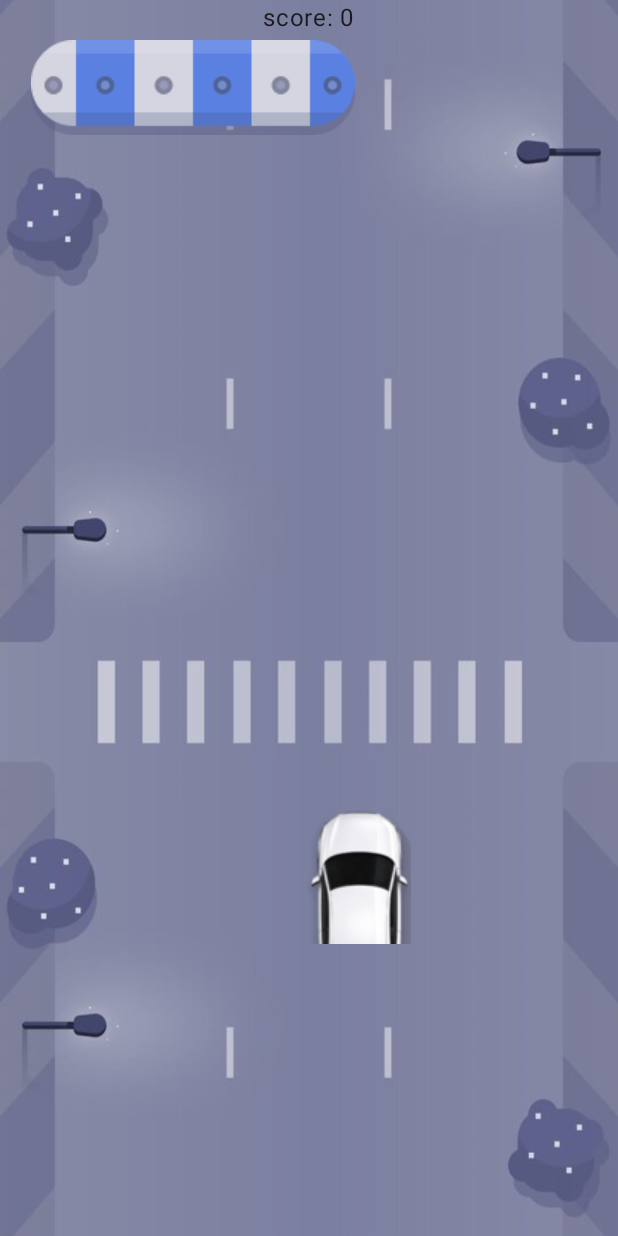
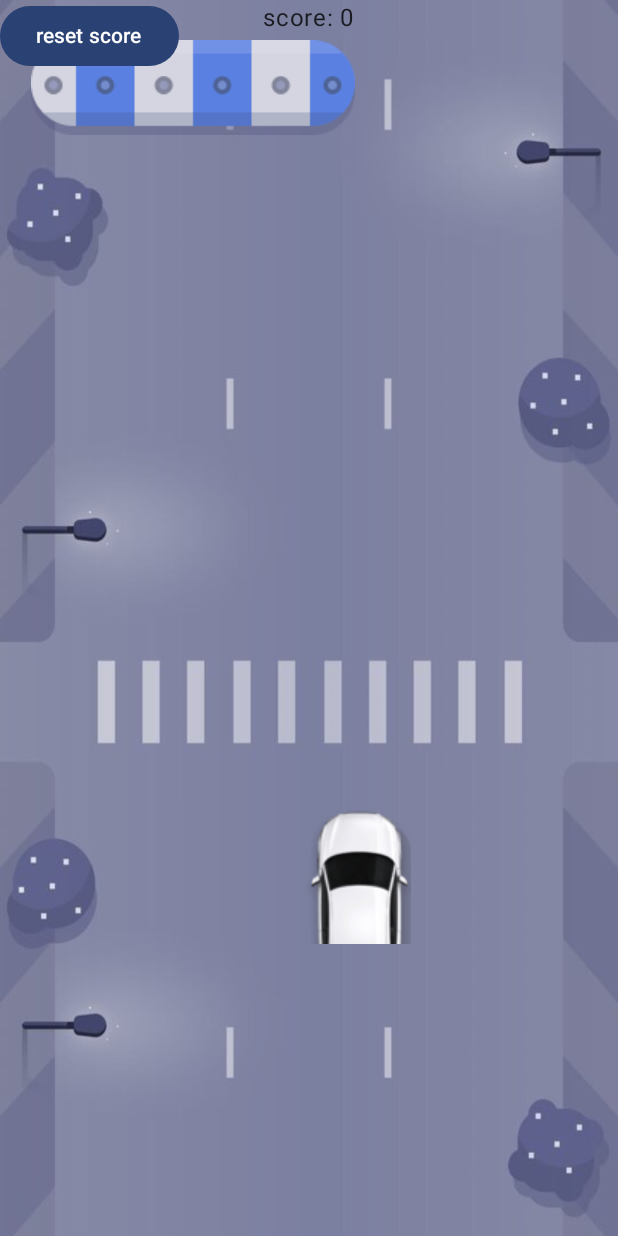
Before and after one commit to behnawwm/RacingCar-compose, an Android app built with Jetpack Compose: the screen it shows after launch (MainActivity), on a phone screen of 412 x 824 dp. Run offline under Robolectric (Android 15) with nearby library versions, the phone set to English and light mode, and no system bars.

Commit message:
add reset button

```diff
--- a/app/src/main/java/com/example/racingcar/MainActivity.kt
+++ b/app/src/main/java/com/example/racingcar/MainActivity.kt
@@ -44,7 +44,10 @@ class MainActivity : ComponentActivity() {
                     modifier = Modifier.fillMaxSize(),
                     color = MaterialTheme.colorScheme.background
                 ) {
-                    RacingCar(modifier = Modifier.fillMaxSize())
+                    RacingCar(
+                        isDevMode = true,
+                        modifier = Modifier.fillMaxSize()
+                    )
                 }
             }
         }
--- a/app/src/main/java/com/example/racingcar/RacingCar.kt
+++ b/app/src/main/java/com/example/racingcar/RacingCar.kt
@@ -33,7 +33,7 @@ import com.example.racingcar.state.CarState
 import kotlin.math.abs
 
 @Composable
-fun RacingCar(modifier: Modifier = Modifier) {
+fun RacingCar(isDevMode: Boolean, modifier: Modifier = Modifier) {
     // resources
     val backgroundImageBitmap = ImageBitmap.imageResource(id = R.drawable.bg_road_night)
     val carImageBitmap = ImageBitmap.imageResource(id = R.drawable.ic_car)
@@ -114,6 +114,10 @@ fun RacingCar(modifier: Modifier = Modifier) {
                 text = "score: $gameScore",
                 modifier = Modifier.align(Alignment.TopCenter)
             )
+            if (isDevMode)
+                Button(onClick = { gameScore = 0 }) {
+                    Text(text = "reset score")
+                }
         }
     }
 
```
